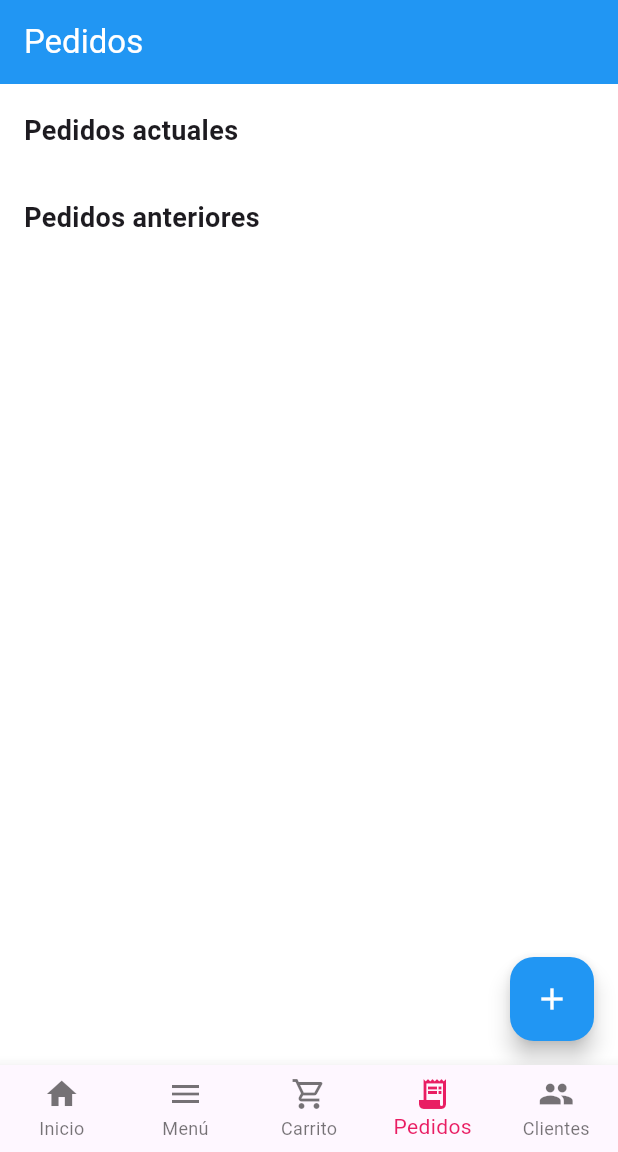
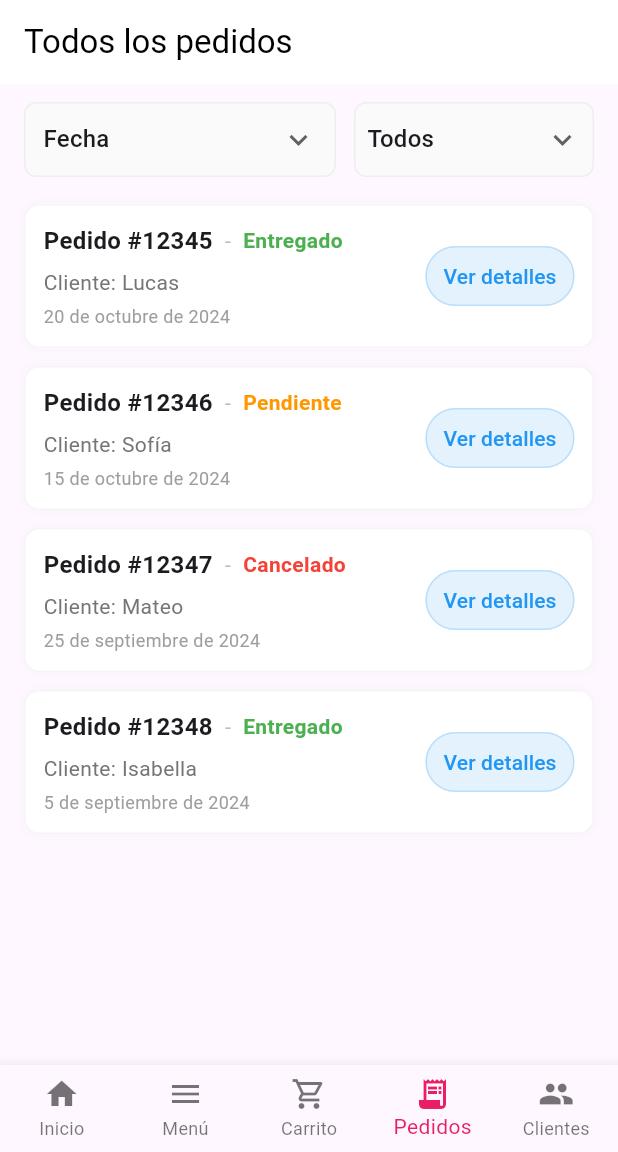
Before and after one commit to cristianquinto/Proyecto-Movil, a Flutter app: the screen it shows after launch, item 4 of the bottom bar chosen, on a phone screen of 412 x 824 dp, the part 84-1236 px from its top. Run offline on Flutter 3.47's test engine with Material 3 defaults, Android fonts, the phone set to English and light mode, and no system bars; network calls fail.

Commit message:
actualizacion pedido

```diff
--- a/lib/pedidos/pedido_controller.dart
+++ b/lib/pedidos/pedido_controller.dart
@@ -1,41 +1,102 @@
+// pedido_controller.dart
 import 'package:flutter/material.dart';
 import 'pedido_model.dart';
 
 class PedidoController extends ChangeNotifier {
   final List<Pedido> _pedidos = [];
 
+  PedidoController() {
+    // Datos de ejemplo para mostrar igual que la imagen
+    _pedidos.addAll([
+      Pedido(
+        id: '12345',
+        fecha: DateTime(2024, 10, 20),
+        estado: 'Entregado',
+        cliente: 'Lucas',
+        items: [
+          PedidoItem(nombre: 'Filtro de Aceite', precio: 12.0, cantidad: 3),
+        ],
+        envio: EnviosInfo(
+          direccion: 'Calle 123, Ciudad',
+          metodoPago: 'Tarjeta de Crédito',
+          costo: 8.0,
+        ),
+      ),
+      Pedido(
+        id: '12346',
+        fecha: DateTime(2024, 10, 15),
+        estado: 'Pendiente',
+        cliente: 'Sofía',
+        items: [
+          PedidoItem(nombre: 'Batería de Coche', precio: 110.0, cantidad: 2),
+        ],
+        envio: EnviosInfo(
+          direccion: 'Av. Principal 45',
+          metodoPago: 'Efectivo',
+          costo: 5.0,
+        ),
+      ),
+      Pedido(
+        id: '12347',
+        fecha: DateTime(2024, 9, 25),
+        estado: 'Cancelado',
+        cliente: 'Mateo',
+        items: [
+          PedidoItem(nombre: 'Líquido de Frenos', precio: 18.0, cantidad: 5),
+        ],
+        envio: EnviosInfo(
+          direccion: 'Cll. Secundaria 12',
+          metodoPago: 'Tarjeta de Débito',
+          costo: 6.0,
+        ),
+      ),
+      Pedido(
+        id: '12348',
+        fecha: DateTime(2024, 9, 5),
+        estado: 'Entregado',
+        cliente: 'Isabella',
+        items: [
+          PedidoItem(nombre: 'Juego de Pastillas', precio: 45.0, cantidad: 1),
+        ],
+        envio: EnviosInfo(
+          direccion: 'Zona Norte 88',
+          metodoPago: 'Transferencia',
+          costo: 7.0,
+        ),
+      ),
+    ]);
+  }
+
   List<Pedido> get pedidos => List.unmodifiable(_pedidos);
 
-  List<Pedido> get pedidosActuales =>
-      _pedidos.where((p) => p.estado != "Cancelado").toList();
+  List<Pedido> pedidosFiltrados({String estado = 'Todos'}) {
+    if (estado == 'Todos') return pedidos;
+    return _pedidos.where((p) => p.estado == estado).toList();
+  }
 
-  List<Pedido> get pedidosAnteriores =>
-      _pedidos.where((p) => p.estado == "Cancelado").toList();
-
-  void registrarPedido(List<PedidoItem> items) {
-    final pedido = Pedido(
-      id: "#${100000 + _pedidos.length + 1}",
-      fecha: DateTime.now(),
-      estado: "Pendiente",
-      items: items,
-    );
+  void registrarPedido(Pedido pedido) {
     _pedidos.insert(0, pedido);
     notifyListeners();
   }
 
-  void editarPedido(Pedido pedido, List<PedidoItem> nuevosItems) {
-    pedido.items = nuevosItems;
-    notifyListeners();
+  void editarPedido(Pedido original, Pedido actualizado) {
+    final idx = _pedidos.indexOf(original);
+    if (idx >= 0) {
+      _pedidos[idx] = actualizado;
+      notifyListeners();
+    }
   }
 
   void cambiarEstado(Pedido pedido, String nuevoEstado) {
-    pedido.estado = nuevoEstado;
-    notifyListeners();
+    final idx = _pedidos.indexOf(pedido);
+    if (idx >= 0) {
+      _pedidos[idx].estado = nuevoEstado;
+      notifyListeners();
+    }
   }
 
   void cancelarPedido(Pedido pedido) {
-    pedido.estado = "Cancelado";
-    notifyListeners();
+    cambiarEstado(pedido, 'Cancelado');
   }
 
   void eliminarPedido(Pedido pedido) {
--- a/lib/pedidos/pedido_model.dart
+++ b/lib/pedidos/pedido_model.dart
@@ -1,23 +1,31 @@
+// pedido_model.dart
 class Pedido {
-  final String id;
-  final DateTime fecha;
-  String estado;
+  String id;
+  DateTime fecha;
+  String estado; // e.g. "Pendiente", "Entregado", "Cancelado", "Enviado"
+  String cliente;
   List<PedidoItem> items;
+  EnviosInfo envio;
 
   Pedido({
     required this.id,
     required this.fecha,
     required this.estado,
+    required this.cliente,
     required this.items,
+    required this.envio,
   });
 
-  double get total =>
-      items.fold(0.0, (sum, it) => sum + (it.precio * it.cantidad));
+  double get subtotal =>
+      items.fold(0.0, (s, it) => s + (it.precio * it.cantidad));
+
+  double get envioCosto => envio.costo;
+  double get total => subtotal + envioCosto;
 }
 
 class PedidoItem {
-  final String nombre;
-  final double precio;
+  String nombre;
+  double precio;
   int cantidad;
 
   PedidoItem({
@@ -26,3 +34,15 @@ class PedidoItem {
     this.cantidad = 1,
   });
 }
+
+class EnviosInfo {
+  final String direccion;
+  final String metodoPago;
+  final double costo;
+
+  EnviosInfo({
+    required this.direccion,
+    required this.metodoPago,
+    required this.costo,
+  });
+}
--- a/lib/pedidos/pedidos_page.dart
+++ b/lib/pedidos/pedidos_page.dart
@@ -1,122 +1,213 @@
+// pedidos_page.dart
 import 'package:flutter/material.dart';
 import 'package:provider/provider.dart';
 import 'pedido_controller.dart';
+import 'pedido_model.dart';
 import 'pedido_detalle_page.dart';
-import 'seleccionar_productos_page.dart';
-import 'pedido_model.dart';
 
-class PedidosPage extends StatelessWidget {
+class PedidosPage extends StatefulWidget {
   const PedidosPage({super.key});
+
+  @override
+  State<PedidosPage> createState() => _PedidosPageState();
+}
+
+class _PedidosPageState extends State<PedidosPage> {
+  String estadoFiltro = 'Todos';
+  final List<String> estados = ['Todos', 'Pendiente', 'Entregado', 'Cancelado'];
 
   @override
   Widget build(BuildContext context) {
     final controller = Provider.of<PedidoController>(context);
+    final pedidos = controller.pedidosFiltrados(estado: estadoFiltro);
 
     return Scaffold(
-      backgroundColor: Colors.white,
       appBar: AppBar(
-        title: const Text("Pedidos"),
-        backgroundColor: Colors.blue,
-        foregroundColor: Colors.white,
+        title: const Text('Todos los pedidos'),
+        backgroundColor: Colors.white,
+        foregroundColor: Colors.black,
         elevation: 0,
       ),
-      floatingActionButton: FloatingActionButton(
-        backgroundColor: Colors.blue,
-        child: const Icon(Icons.add, color: Colors.white),
-        onPressed: () async {
-          // abre la pantalla de selección y registra pedido si hay items
-          final result = await Navigator.push<List<PedidoItem>?>(
-            context,
-            MaterialPageRoute(builder: (_) => SeleccionarProductosPage()),
-          );
-          if (result != null && result.isNotEmpty) {
-            Provider.of<PedidoController>(context, listen: false)
-                .registrarPedido(result);
-          }
-        },
+
+      body: Padding(
+        padding: const EdgeInsets.symmetric(horizontal: 16, vertical: 12),
+        child: Column(
+          children: [
+            // FILTROS (sin botón)
+            Row(
+              crossAxisAlignment: CrossAxisAlignment.center,
+              children: [
+                Expanded(child: _buildFechaDropdown()),
+                const SizedBox(width: 12),
+                SizedBox(width: 160, child: _buildEstadoDropdown()),
+              ],
+            ),
+
+            const SizedBox(height: 18),
+
+            // LISTA DE PEDIDOS
+            Expanded(
+              child: ListView.separated(
+                itemCount: pedidos.length,
+                separatorBuilder: (_, __) => const SizedBox(height: 12),
+                itemBuilder: (context, index) {
+                  final p = pedidos[index];
+                  return _pedidoCard(context, p);
+                },
+              ),
+            ),
+          ],
+        ),
       ),
-      body: ListView(
-        padding: const EdgeInsets.symmetric(horizontal: 16, vertical: 18),
-        children: [
-          const Text(
-            "Pedidos actuales",
-            style: TextStyle(fontSize: 18, fontWeight: FontWeight.bold),
-          ),
-          const SizedBox(height: 10),
+    );
+  }
 
-          // pedidos actuales
-          ...controller.pedidosActuales.map((p) => _pedidoCard(context, p)),
+  // ------------------------
+  //     WIDGETS UI
+  // ------------------------
 
-          const SizedBox(height: 22),
-          const Text(
-            "Pedidos anteriores",
-            style: TextStyle(fontSize: 18, fontWeight: FontWeight.bold),
-          ),
-          const SizedBox(height: 10),
+  Widget _buildFechaDropdown() {
+    return Container(
+      padding: const EdgeInsets.symmetric(horizontal: 12),
+      decoration: BoxDecoration(
+        color: Colors.grey.shade50,
+        borderRadius: BorderRadius.circular(8),
+        border: Border.all(color: Colors.grey.shade200),
+      ),
+      child: DropdownButtonHideUnderline(
+        child: DropdownButton<String>(
+          value: 'Fecha',
+          items: const [
+            DropdownMenuItem(value: 'Fecha', child: Text('Fecha')),
+          ],
+          onChanged: (_) {},
+          icon: const Icon(Icons.keyboard_arrow_down),
+        ),
+      ),
+    );
+  }
 
-          ...controller.pedidosAnteriores.map((p) => _pedidoCard(context, p)),
-          const SizedBox(height: 40),
-        ],
+  Widget _buildEstadoDropdown() {
+    return Container(
+      padding: const EdgeInsets.symmetric(horizontal: 8),
+      decoration: BoxDecoration(
+        color: Colors.grey.shade50,
+        borderRadius: BorderRadius.circular(8),
+        border: Border.all(color: Colors.grey.shade200),
+      ),
+      child: DropdownButtonHideUnderline(
+        child: DropdownButton<String>(
+          value: estadoFiltro,
+          items: estados
+              .map((e) => DropdownMenuItem(value: e, child: Text(e)))
+              .toList(),
+          onChanged: (v) => setState(() => estadoFiltro = v ?? 'Todos'),
+          icon: const Icon(Icons.keyboard_arrow_down),
+        ),
       ),
     );
   }
 
   Widget _pedidoCard(BuildContext context, Pedido pedido) {
-    final formattedDate =
-        "${pedido.fecha.day} de ${_mesNombre(pedido.fecha.month)} de ${pedido.fecha.year}";
+    final colorEstado = _estadoColor(pedido.estado);
 
     return Container(
-      margin: const EdgeInsets.only(bottom: 12),
       padding: const EdgeInsets.symmetric(vertical: 12, horizontal: 12),
       decoration: BoxDecoration(
         color: Colors.white,
-        borderRadius: BorderRadius.circular(8),
-        border: Border.all(color: Colors.grey.shade200),
+        borderRadius: BorderRadius.circular(10),
+        border: Border.all(color: Colors.grey.shade100),
         boxShadow: [
-          BoxShadow(color: Colors.black.withOpacity(0.03), blurRadius: 6),
+          BoxShadow(color: Colors.black.withOpacity(0.02), blurRadius: 6)
         ],
       ),
       child: Row(
         children: [
-          // info
+          // Información
           Expanded(
             child: Column(
               crossAxisAlignment: CrossAxisAlignment.start,
               children: [
-                Text(formattedDate,
-                    style: const TextStyle(
-                        fontSize: 15, fontWeight: FontWeight.w600)),
+                Row(
+                  children: [
+                    Text(
+                      'Pedido #${pedido.id}',
+                      style: const TextStyle(
+                        fontSize: 16,
+                        fontWeight: FontWeight.bold,
+                      ),
+                    ),
+                    const SizedBox(width: 8),
+                    Text('-', style: TextStyle(color: Colors.grey.shade400)),
+                    const SizedBox(width: 8),
+                    Text(
+                      pedido.estado,
+                      style: TextStyle(
+                        color: colorEstado,
+                        fontWeight: FontWeight.w600,
+                      ),
+                    ),
+                  ],
+                ),
                 const SizedBox(height: 6),
                 Text(
-                  "Pedido ${pedido.id}",
-                  style: const TextStyle(color: Colors.blue),
+                  'Cliente: ${pedido.cliente}',
+                  style: TextStyle(color: Colors.grey.shade600),
+                ),
+                const SizedBox(height: 4),
+                Text(
+                  "${pedido.fecha.day} de ${_mesNombre(pedido.fecha.month)} de ${pedido.fecha.year}",
+                  style: TextStyle(
+                    color: Colors.grey.shade500,
+                    fontSize: 12,
+                  ),
                 ),
               ],
             ),
           ),
 
-          // botones
-          ElevatedButton(
-            style: ElevatedButton.styleFrom(
-              backgroundColor: Colors.grey.shade100,
-              elevation: 0,
-              side: BorderSide(color: Colors.grey.shade200),
+          // BOTÓN VER DETALLES
+          OutlinedButton(
+            onPressed: () => Navigator.push(
+              context,
+              MaterialPageRoute(
+                builder: (_) => PedidoDetallePage(pedido: pedido),
+              ),
             ),
-            onPressed: () {
-              Navigator.push(
-                context,
-                MaterialPageRoute(
-                    builder: (_) => PedidoDetallePage(pedido: pedido)),
-              );
-            },
-            child: const Text("Ver Detalles", style: TextStyle(color: Colors.black)),
+            style: OutlinedButton.styleFrom(
+              backgroundColor: Colors.blue.shade50,
+              side: BorderSide(color: Colors.blue.shade100),
+              padding:
+                  const EdgeInsets.symmetric(horizontal: 12, vertical: 10),
+            ),
+            child: const Text(
+              'Ver detalles',
+              style: TextStyle(color: Colors.blue),
+            ),
           ),
         ],
       ),
     );
   }
 
-  static String _mesNombre(int mes) {
+  // ------------------------
+  //   HELPERS
+  // ------------------------
+
+  Color _estadoColor(String estado) {
+    switch (estado.toLowerCase()) {
+      case 'entregado':
+        return Colors.green;
+      case 'pendiente':
+        return Colors.orange;
+      case 'cancelado':
+        return Colors.red;
+      default:
+        return Colors.blueGrey;
+    }
+  }
+
+  String _mesNombre(int mes) {
     const meses = [
       '',
       'enero',
```
Also changed, not shown: lib/pedidos/pedido_detalle_page.dart (+95 -120 lines).
